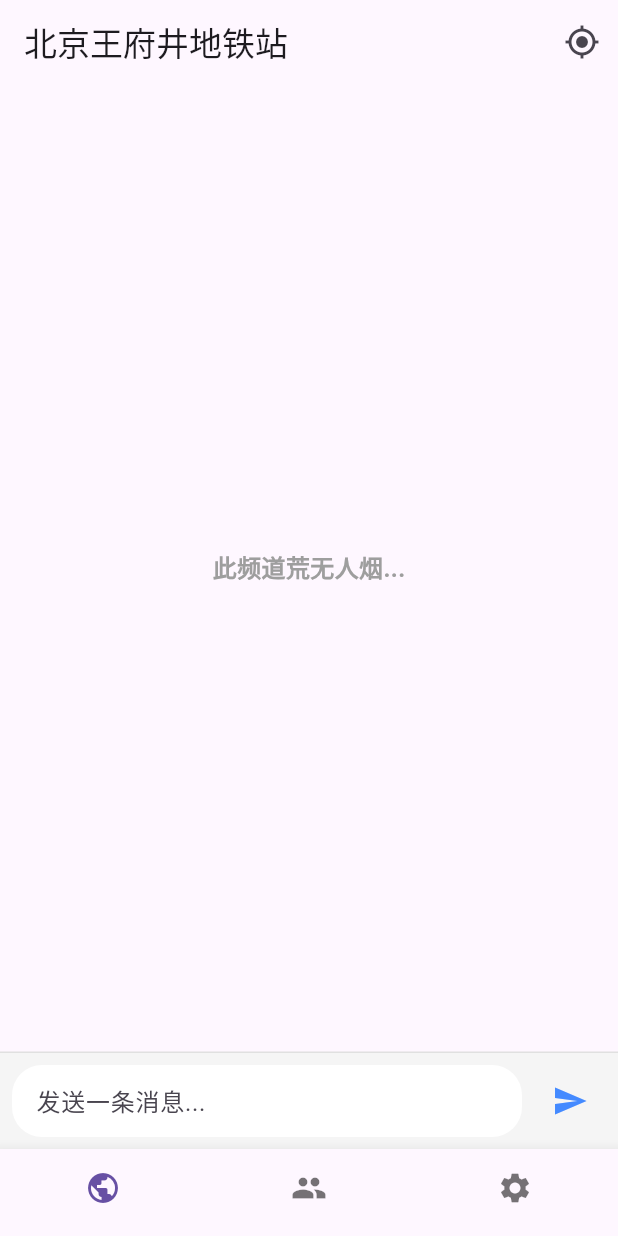
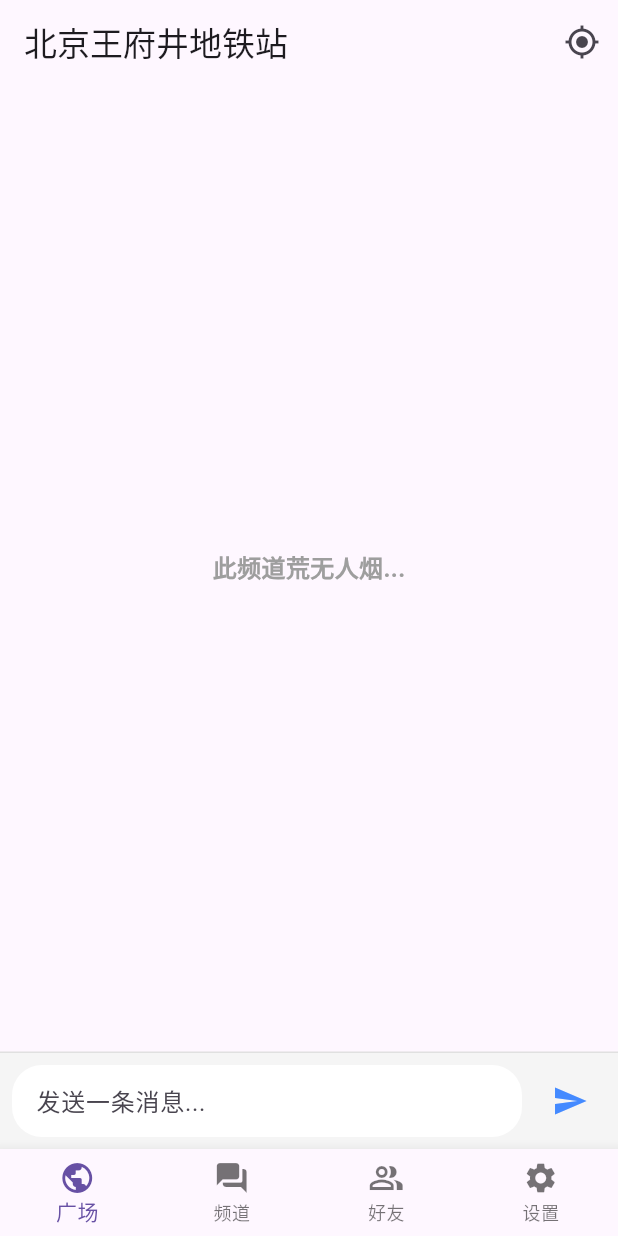
Before and after one commit to xwLyc/GeoWhisper, a Flutter app: the screen it shows after launch, on a phone screen of 412 x 824 dp. Run offline on Flutter 3.47's test engine with Material 3 defaults, Android fonts, the phone set to English and light mode, and no system bars; our stand-ins replace dash_chat_2, emoji_picker_flutter, geolocator.

Commit message:
join group

```diff
--- a/lib/models/channel.dart
+++ b/lib/models/channel.dart
@@ -4,25 +4,46 @@ import 'dart:convert';
 class Channel {
   final String id;
   final String name; // 聊天室名称
-  final int onlineCount;
+  final int members;
   final String currentUserId; // 当前登录用户 ID（用于判断自己）
   final String authorId; // 楼主 ID（用于判断是否为楼主）
+  bool isJoined; // ✅ 改为可变字段
 
   Channel({
     required this.id,
     required this.name,
     required this.authorId,
     required this.currentUserId, // ✅ 必须初始化
-    this.onlineCount = 0,
+    this.members = 0,
+    this.isJoined = false,
   });
 
   factory Channel.fromJson(Map<String, dynamic> json, String currentUserId) {
     return Channel(
       id: json['id'],
       name: json['name'],
-      onlineCount: json['onlineCount'] ?? 0,
+      members: json['members'] ?? 0,
       currentUserId: currentUserId,
       authorId: json['authorId'],
+      isJoined: json['isJoined'] ?? false,
+    );
+  }
+
+  Channel copyWith({
+    String? id,
+    String? name,
+    int? members,
+    String? currentUserId,
+    String? authorId,
+    bool? isJoined,
+  }) {
+    return Channel(
+      id: id ?? this.id,
+      name: name ?? this.name,
+      members: members ?? this.members,
+      currentUserId: currentUserId ?? this.currentUserId,
+      authorId: authorId ?? this.authorId,
+      isJoined: isJoined ?? this.isJoined,
     );
   }
 }
--- a/lib/models/message.dart
+++ b/lib/models/message.dart
@@ -12,7 +12,7 @@ class Message {
   final int replies;
   final String channelId;
   final DateTime timestamp;
-  final int onlineCount;
+  final int members;
   final String authorId;
 
   Message({
@@ -23,7 +23,7 @@ class Message {
     required this.channelId,
     required this.timestamp,
     required this.authorId,
-    this.onlineCount = 0,
+    this.members = 0,
   });
 
   // ✅ 使用生成的 _$MessageFromJson
--- a/lib/pages/home_page.dart
+++ b/lib/pages/home_page.dart
@@ -3,6 +3,7 @@ import 'package:flutter/material.dart';
 import 'message_square_page.dart';
 import 'joined_groups_page.dart';
 import 'settings_page.dart';
+import 'friend_list_page.dart';
 import '../services/message_service.dart';
 
 class HomePage extends StatefulWidget {
@@ -23,24 +24,30 @@ class _HomePageState extends State<HomePage> {
     final List<Widget> _pages = [
       MessageSquarePage(messageService: messageService),
       const JoinedGroupsPage(),
+      const FriendListPage(),
       const SettingsPage(),
     ];
 
     return Scaffold(
       body: _pages[_currentIndex],
       bottomNavigationBar: BottomNavigationBar(
+        type: BottomNavigationBarType.fixed, // 🔧 关键设置
         currentIndex: _currentIndex,
         onTap: (index) => setState(() => _currentIndex = index),
-        showSelectedLabels: false, // ✅ 隐藏选中项文字
-        showUnselectedLabels: false, // ✅ 隐藏未选中项文字
+        // showSelectedLabels: false, // ✅ 隐藏选中项文字
+        // showUnselectedLabels: false, // ✅ 隐藏未选中项文字
         items: const [
           BottomNavigationBarItem(
             icon: Icon(Icons.public),
             label: '广场',
           ),
           BottomNavigationBarItem(
-            icon: Icon(Icons.group),
-            label: '群组',
+            icon: Icon(Icons.forum_rounded),
+            label: '频道',
+          ),
+          BottomNavigationBarItem(
+            icon: Icon(Icons.people_alt_outlined), // 好友列表图标
+            label: '好友',
           ),
           BottomNavigationBarItem(
             icon: Icon(Icons.settings),
--- a/lib/widgets/message_card.dart
+++ b/lib/widgets/message_card.dart
@@ -35,8 +35,8 @@ class MessageCard extends StatelessWidget {
                         onPressed: () {}),
                     Text('${message.replies}'),
                     Spacer(),
-                    Icon(Icons.person_outline, size: 16), // ✅ 在线人数图标
-                    Text('${message.onlineCount}人在线'), // ✅ 显示在线人数
+                    Icon(Icons.person_outline, size: 16), // ✅ 成员人数图标
+                    Text('${message.members}人'), // ✅ 显示成员人数
                   ],
                 ),
               ],
--- a/lib/widgets/message_list_view.dart
+++ b/lib/widgets/message_list_view.dart
@@ -42,7 +42,7 @@ class MessageListView extends StatelessWidget {
         final channel = Channel(
           id: msg.channelId,
           name: msg.content, // 或根据需求自定义名称
-          onlineCount: msg.onlineCount ?? 0,
+          members: msg.members ?? 0,
           currentUserId: '112', // 从全局状态或 AuthService 获取
           authorId: msg.authorId,
         );
```
Also changed, not shown: lib/pages/channel_detail_page.dart (+45 -6 lines), lib/pages/friend_list_page.dart (added, +11 -0 lines), lib/pages/joined_groups_page.dart (+34 -2 lines), lib/services/joined_channel_manager.dart (added, +36 -0 lines), lib/models/message.g.dart.
